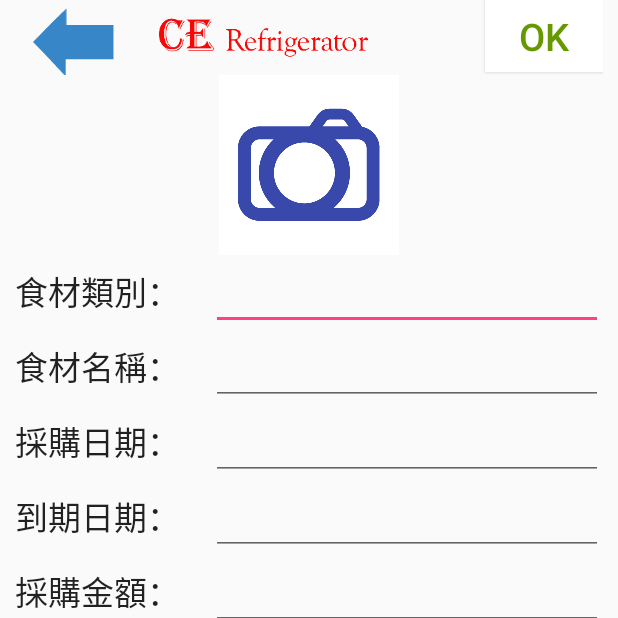
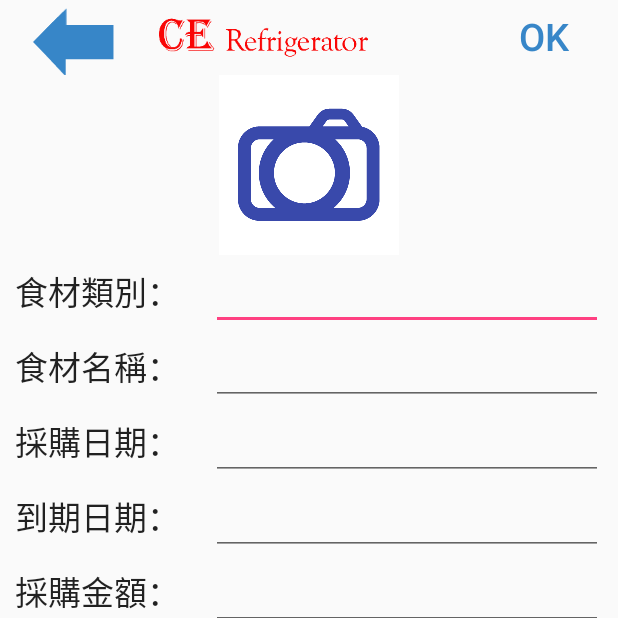
Before and after one commit to chrislai0621/Ce_Refrigerator, an Android app: the Item screen opened directly, with no data from a screen before it, on a phone screen of 412 x 824 dp, the top half of it. Run offline under Robolectric (Android 15) with nearby library versions, the phone set to English and light mode, and no system bars.

Commit message:
將header切割出來成merge，用include方式載入

```diff
--- a/app/src/main/java/com/example/student/ce_refrigerator/Item.java
+++ b/app/src/main/java/com/example/student/ce_refrigerator/Item.java
@@ -1,13 +1,30 @@
 package com.example.student.ce_refrigerator;
 
+import android.content.Intent;
+import android.os.Bundle;
 import android.support.v7.app.AppCompatActivity;
-import android.os.Bundle;
+import android.view.View;
+import android.widget.Button;
 
 public class Item extends AppCompatActivity {
-
+    Button btnAction;
     @Override
     protected void onCreate(Bundle savedInstanceState) {
         super.onCreate(savedInstanceState);
         setContentView(R.layout.activity_item);
+        btnAction = (Button)findViewById(R.id.btnAction);
+        btnAction.setText("OK");
+        btnAction.setOnClickListener(new View.OnClickListener() {
+            @Override
+            public void onClick(View view) {
+
+            }
+        });
+    }
+    public void BackPage(View v)
+    {
+        Intent it  = new Intent(Item.this,MainActivity.class);
+        startActivity(it);
+
     }
 }
--- a/app/src/main/res/layout/activity_item.xml
+++ b/app/src/main/res/layout/activity_item.xml
@@ -9,34 +9,10 @@
     android:paddingRight="10dp"
     android:weightSum="1"
     tools:context="com.example.student.ce_refrigerator.Item">
-
-    <LinearLayout
-        android:layout_width="match_parent"
+    <include android:id="@+id/include1"
         android:layout_height="wrap_content"
-        android:orientation="horizontal">
-
-        <Button
-            android:layout_width="0dp"
-            android:layout_height="wrap_content"
-            android:layout_weight="1"
-            android:background="@drawable/back" />
-
-        <ImageView
-            android:layout_width="0dp"
-            android:layout_height="wrap_content"
-            android:layout_weight="3"
-            android:src="@drawable/title_1" />
-
-        <Button
-            android:layout_width="0dp"
-            android:layout_height="wrap_content"
-            android:layout_weight="1"
-            android:background="#ffffff"
-            android:text="OK"
-            android:textColor="@android:color/holo_green_dark"
-            android:textSize="25sp" />
-
-    </LinearLayout>
+        android:layout_width="wrap_content"
+        layout="@layout/header"></include>
 
     <ImageButton
         android:layout_width="wrap_content"
--- /dev/null
+++ b/app/src/main/res/layout/header.xml
@@ -0,0 +1,33 @@
+<?xml version="1.0" encoding="utf-8"?>
+<merge xmlns:android="http://schemas.android.com/apk/res/android"
+    android:layout_width="match_parent"
+    android:layout_height="match_parent">
+    <LinearLayout
+        android:layout_width="match_parent"
+        android:layout_height="wrap_content"
+        android:orientation="horizontal">
+
+        <Button
+            android:layout_width="0dp"
+            android:layout_height="wrap_content"
+            android:layout_weight="1"
+            android:background="@drawable/back"
+            android:onClick="BackPage"/>
+
+        <ImageView
+            android:layout_width="0dp"
+            android:layout_height="wrap_content"
+            android:layout_weight="3"
+            android:src="@drawable/title_1" />
+
+        <Button android:id="@+id/btnAction"
+            android:layout_width="0dp"
+            android:layout_height="wrap_content"
+            android:layout_weight="1"
+            android:background="#00ffffff"
+            android:text="+"
+            android:textColor="#3786c8"
+            android:textSize="25sp" />
+
+    </LinearLayout>
+</merge>
```
Also changed, not shown: app/src/main/java/com/example/student/ce_refrigerator/Category.java (+10 -10 lines), app/src/main/java/com/example/student/ce_refrigerator/SubCategory.java (+21 -10 lines), app/src/main/res/layout/activity_category.xml (+3 -27 lines), app/src/main/res/layout/activity_sub_category.xml (+3 -27 lines).
